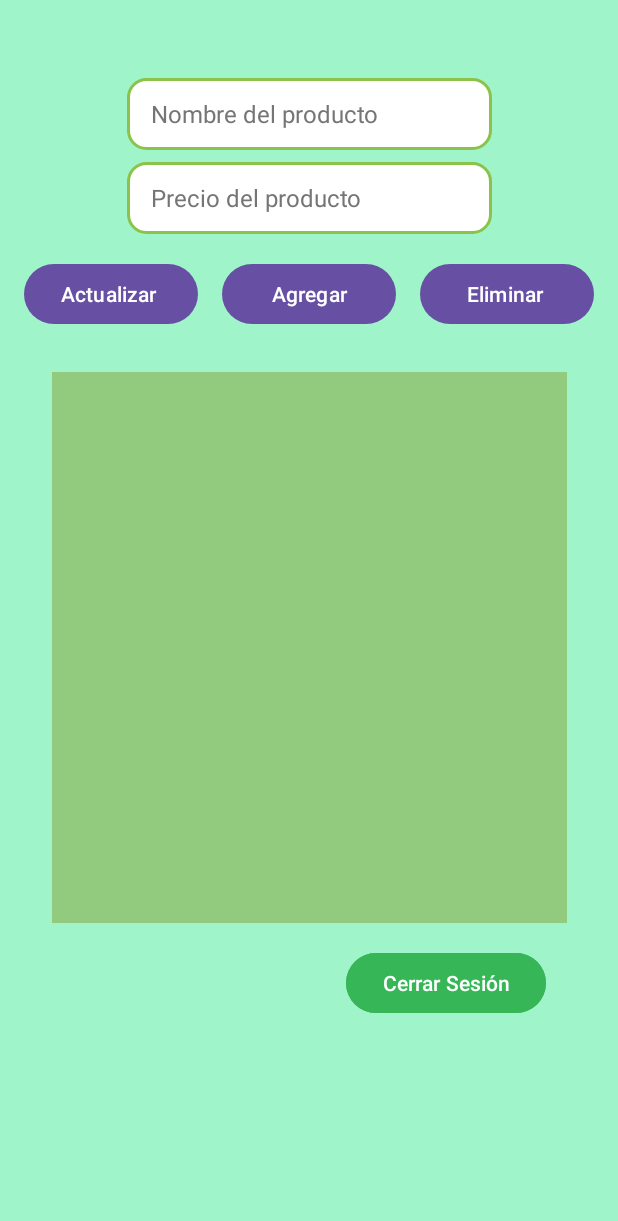
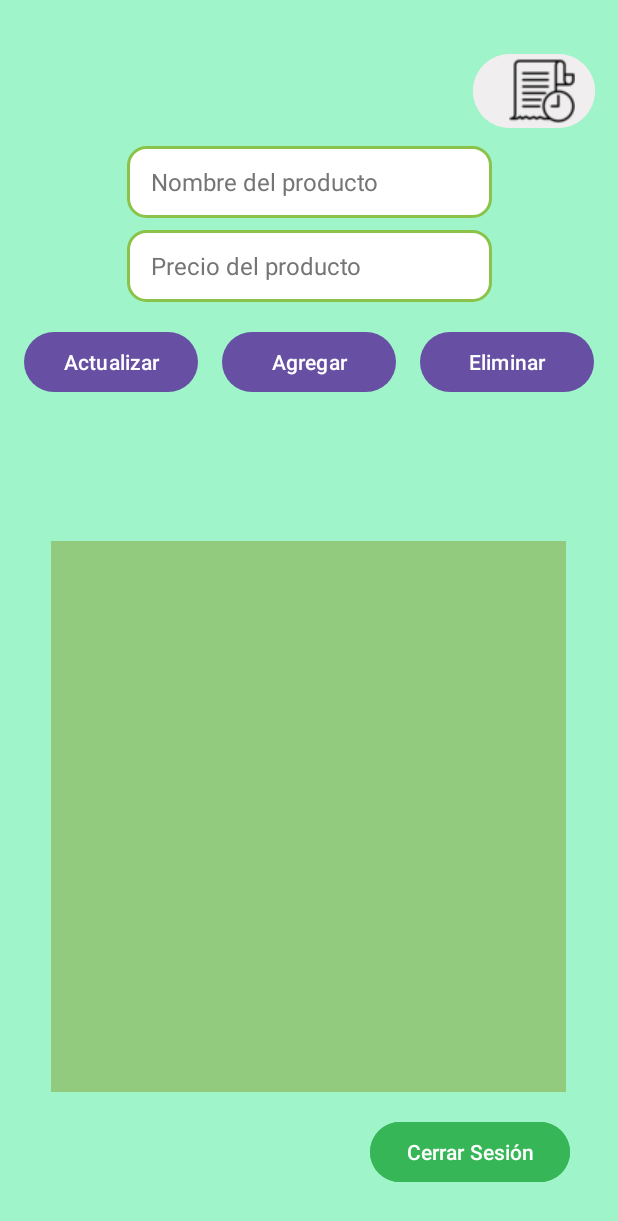
Before and after one commit to TioAceite-png/Carritov4, an Android app: the MenuAdminActivity screen opened directly, with no data from a screen before it, on a phone screen of 412 x 824 dp. Shown: the top 1221 px of the screen. Run offline under Robolectric (Android 15) with nearby library versions, the phone set to English and light mode, and no system bars; our stand-ins replace Firebase (no records; nobody signed in at launch, a user with empty details on screens opened directly).

Commit message:
Initial commit

```diff
--- a/app/src/main/AndroidManifest.xml
+++ b/app/src/main/AndroidManifest.xml
@@ -12,6 +12,9 @@
         android:supportsRtl="true"
         android:theme="@style/Theme.Carritov4"
         tools:targetApi="31">
+        <activity
+            android:name=".HistorialVentasActivity"
+            android:exported="false" />
         <activity
             android:name=".CarritoActivity"
             android:exported="false" />
--- a/app/src/main/java/com/zimmer/carritov4/MenuAdminActivity.java
+++ b/app/src/main/java/com/zimmer/carritov4/MenuAdminActivity.java
@@ -14,6 +14,7 @@ import androidx.appcompat.app.AppCompatActivity;
 
 import com.google.firebase.auth.FirebaseAuth;
 import com.google.firebase.firestore.FirebaseFirestore;
+import com.google.firebase.firestore.QueryDocumentSnapshot;
 import com.google.firebase.firestore.DocumentSnapshot;
 
 import java.util.ArrayList;
@@ -22,8 +23,8 @@ import java.util.List;
 public class MenuAdminActivity extends AppCompatActivity {
 
     private EditText editTextNombre, editTextPrecio;
-    private Button btnAgregarProducto, btnActualizarProducto, btnEliminarProducto, btnCerrarSesion;
-    private ListView listViewProductosAdmin;
+    private Button btnAgregarProducto, btnActualizarProducto, btnEliminarProducto, btnCerrarSesion, btnHistorial;
+    private ListView listViewProductosAdmin, listViewHistorial;
 
     private FirebaseFirestore db; // Para trabajar con Firestore
     private String selectedProductId = ""; // Para almacenar el ID del producto seleccionado
@@ -40,7 +41,9 @@ public class MenuAdminActivity extends AppCompatActivity {
         btnActualizarProducto = findViewById(R.id.btnActualizarProducto);
         btnEliminarProducto = findViewById(R.id.btnEliminarProducto);
         btnCerrarSesion = findViewById(R.id.btnCerrarSesion);
+        btnHistorial = findViewById(R.id.btnHistorial);
         listViewProductosAdmin = findViewById(R.id.listViewProductosAdmin);
+        listViewHistorial = findViewById(R.id.listViewHistorial);
 
         // Inicializar Firestore
         db = FirebaseFirestore.getInstance();
@@ -120,6 +123,16 @@ public class MenuAdminActivity extends AppCompatActivity {
             startActivity(new Intent(MenuAdminActivity.this, LoginsActivity.class));
             finish();
         });
+
+        // Acción para mostrar el historial de ventas
+        btnHistorial.setOnClickListener(v -> {
+            if (listViewHistorial.getVisibility() == View.GONE) {
+                listViewHistorial.setVisibility(View.VISIBLE); // Mostrar historial
+                obtenerVentasDeFirebase();  // Cargar las ventas desde Firebase
+            } else {
+                listViewHistorial.setVisibility(View.GONE); // Ocultar historial
+            }
+        });
     }
 
     // Método para cargar productos desde Firestore y mostrarlos en el ListView
@@ -149,4 +162,26 @@ public class MenuAdminActivity extends AppCompatActivity {
                 })
                 .addOnFailureListener(e -> Toast.makeText(MenuAdminActivity.this, "Error al cargar productos", Toast.LENGTH_SHORT).show());
     }
+
+    // Método para obtener las ventas de Firebase y mostrarlas en el ListView
+    private void obtenerVentasDeFirebase() {
+        db.collection("ventas")
+                .get()
+                .addOnCompleteListener(task -> {
+                    if (task.isSuccessful()) {
+                        ArrayList<String> ventas = new ArrayList<>();
+                        for (QueryDocumentSnapshot document : task.getResult()) {
+                            String nombreProducto = document.getString("nombreProducto");
+                            String precioProducto = document.getString("precioProducto");
+                            ventas.add("Producto: " + nombreProducto + "\nPrecio: " + precioProducto);
                         }
+
+                        // Mostrar las ventas en el ListView
+                        ArrayAdapter<String> adapter = new ArrayAdapter<>(this, android.R.layout.simple_list_item_1, ventas);
+                        listViewHistorial.setAdapter(adapter);
+                    } else {
+                        Toast.makeText(MenuAdminActivity.this, "Error al obtener las ventas.", Toast.LENGTH_SHORT).show();
+                    }
+                });
+    }
+}
--- a/app/src/main/res/layout/activity_menu_admin.xml
+++ b/app/src/main/res/layout/activity_menu_admin.xml
@@ -8,12 +8,45 @@
     android:background="#9FF4C9"
     tools:context=".MenuAdminActivity">
 
+    <!-- Botón para ver historial -->
+    <Button
+        android:id="@+id/btnHistorial"
+        android:layout_width="81dp"
+        android:layout_height="57dp"
+        android:layout_marginTop="32dp"
+        android:backgroundTint="#F0EEEE"
+        android:drawableLeft="@drawable/file4"
+        android:gravity="center"
+        app:layout_constraintEnd_toEndOf="parent"
+        app:layout_constraintHorizontal_bias="0.954"
+        app:layout_constraintStart_toStartOf="parent"
+        app:layout_constraintTop_toTopOf="parent"
+        tools:ignore="SpeakableTextPresentCheck" />
+
+    <!-- Contenedor para el ListView de historial -->
+    <LinearLayout
+        android:id="@+id/layoutHistorial"
+        android:layout_width="match_parent"
+        android:layout_height="wrap_content"
+        android:orientation="vertical"
+        android:visibility="gone"
+        app:layout_constraintTop_toBottomOf="@id/btnHistorial"
+        app:layout_constraintStart_toStartOf="parent"
+        app:layout_constraintEnd_toEndOf="parent">
+
+        <!-- ListView de historial -->
+        <ListView
+            android:id="@+id/listViewHistorial"
+            android:layout_width="match_parent"
+            android:layout_height="wrap_content" />
+    </LinearLayout>
+
     <!-- Campos para ingresar datos del producto -->
     <EditText
         android:id="@+id/editTextNombre"
         android:layout_width="243dp"
         android:layout_height="48dp"
-        android:layout_marginTop="52dp"
+        android:layout_marginTop="8dp"
         android:background="@drawable/editproductostile"
         android:hint="Nombre del producto"
         android:paddingStart="16dp"
@@ -22,8 +55,7 @@
         android:textSize="16sp"
         app:layout_constraintEnd_toEndOf="parent"
         app:layout_constraintStart_toStartOf="parent"
-        app:layout_constraintTop_toTopOf="parent"
-        tools:ignore="MissingConstraints" />
+        app:layout_constraintTop_toBottomOf="@id/btnHistorial" />
 
     <EditText
         android:id="@+id/editTextPrecio"
@@ -40,73 +72,64 @@
         app:layout_constraintStart_toStartOf="parent"
         app:layout_constraintTop_toBottomOf="@id/editTextNombre" />
 
-    <!-- Botón para agregar producto -->
+    <!-- Botones para agregar, actualizar y eliminar productos -->
     <Button
         android:id="@+id/btnAgregarProducto"
         android:layout_width="116dp"
         android:layout_height="48dp"
-        android:layout_marginStart="16dp"
         android:layout_marginTop="16dp"
-        android:layout_marginEnd="16dp"
         android:text="Agregar"
         app:layout_constraintEnd_toStartOf="@+id/btnEliminarProducto"
         app:layout_constraintStart_toEndOf="@+id/btnActualizarProducto"
         app:layout_constraintTop_toBottomOf="@id/editTextPrecio" />
 
-    <!-- Botón para actualizar producto -->
     <Button
         android:id="@+id/btnActualizarProducto"
         android:layout_width="116dp"
         android:layout_height="48dp"
-        android:layout_marginStart="27dp"
         android:layout_marginTop="16dp"
-        android:text="Actualizar "
+        android:text="Actualizar"
         app:layout_constraintEnd_toStartOf="@+id/btnAgregarProducto"
         app:layout_constraintStart_toStartOf="parent"
-        app:layout_constraintTop_toBottomOf="@+id/editTextPrecio" />
-
-    <!-- Botón para eliminar producto -->
-
-    <!-- Botón para cerrar sesión -->
+        app:layout_constraintTop_toBottomOf="@id/editTextPrecio" />
 
     <Button
         android:id="@+id/btnEliminarProducto"
         android:layout_width="116dp"
         android:layout_height="48dp"
         android:layout_marginTop="16dp"
-        android:layout_marginEnd="27dp"
-        android:text="Eliminar "
+        android:text="Eliminar"
         app:layout_constraintEnd_toEndOf="parent"
         app:layout_constraintStart_toEndOf="@+id/btnAgregarProducto"
-        app:layout_constraintTop_toBottomOf="@+id/editTextPrecio" />
+        app:layout_constraintTop_toBottomOf="@id/editTextPrecio" />
 
+    <!-- Botón para cerrar sesión -->
     <Button
         android:id="@+id/btnCerrarSesion"
         android:layout_width="wrap_content"
         android:layout_height="wrap_content"
-        android:layout_marginTop="16dp"
-        android:layout_marginEnd="48dp"
+        android:layout_marginEnd="32dp"
+        android:layout_marginBottom="32dp"
         android:backgroundTint="#37B657"
         android:text="Cerrar Sesión"
         android:textColor="#FFFFFF"
-        app:layout_constraintEnd_toEndOf="parent"
-        app:layout_constraintTop_toBottomOf="@+id/listViewProductosAdmin" />
+        app:layout_constraintBottom_toBottomOf="parent"
+        app:layout_constraintEnd_toEndOf="parent" />
 
-    <!-- LisView para mostrar los datos -->
+    <!-- ListView para mostrar los productos -->
     <ListView
         android:id="@+id/listViewProductosAdmin"
         android:layout_width="343dp"
         android:layout_height="367dp"
         android:layout_marginStart="34dp"
         android:layout_marginEnd="34dp"
+        android:layout_marginBottom="16dp"
         android:background="#020202"
         android:backgroundTint="#92CA7E"
         android:divider="@color/black"
         android:dividerHeight="0.5dp"
-        app:layout_constraintBottom_toBottomOf="parent"
+        app:layout_constraintBottom_toTopOf="@+id/btnCerrarSesion"
         app:layout_constraintEnd_toEndOf="parent"
-        app:layout_constraintStart_toStartOf="parent"
-        app:layout_constraintTop_toBottomOf="@+id/btnActualizarProducto"
-        app:layout_constraintVertical_bias="0.119"
-        tools:ignore="MissingConstraints" />
+        app:layout_constraintHorizontal_bias="0.0"
+        app:layout_constraintStart_toStartOf="parent" />
 </androidx.constraintlayout.widget.ConstraintLayout>
```
Also changed, not shown: app/src/main/java/com/zimmer/carritov4/CarritoActivity.java (+52 -6 lines), app/src/main/java/com/zimmer/carritov4/HistorialVentasActivity.java (added, +60 -0 lines), app/src/main/java/com/zimmer/carritov4/VentasSingleton.java (added, +27 -0 lines), app/src/main/res/layout/activity_carrito.xml (+10 -17 lines), app/src/main/res/layout/activity_historial_ventas.xml (added, +10 -0 lines), app/src/main/res/layout/activity_menu_client.xml (+8 -9 lines), app/src/main/res/drawable/file4.png (added). Lines whose indentation alone changed are shown as unchanged.
